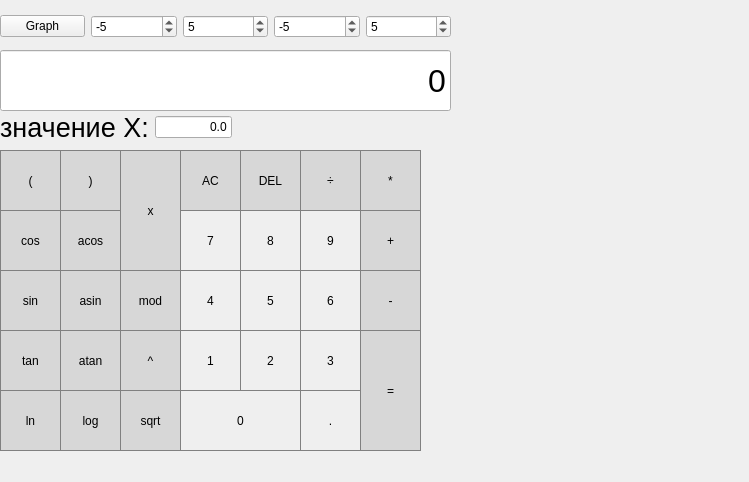
Before: the Qt Designer form src/SmartCalc/mainwindow.ui in artur8833/Smart_Calc, drawn with Qt 5.
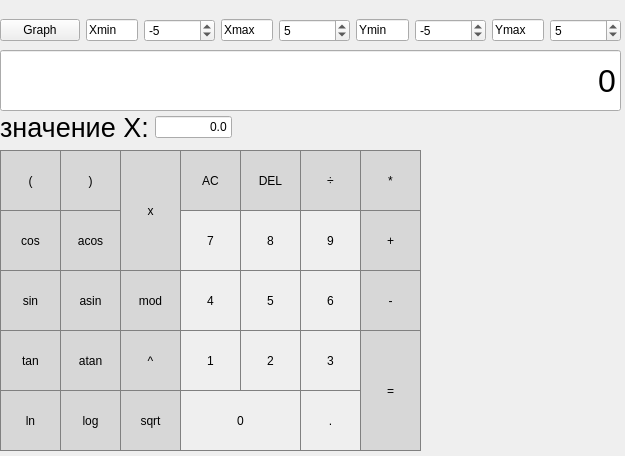
After: the same form once the commit is applied.

Diff of the .ui file:
```diff
--- a/src/SmartCalc/mainwindow.ui
+++ b/src/SmartCalc/mainwindow.ui
@@ -6,8 +6,8 @@
    <rect>
     <x>0</x>
     <y>0</y>
-    <width>749</width>
-    <height>482</height>
+    <width>625</width>
+    <height>456</height>
    </rect>
   </property>
   <property name="windowTitle">
@@ -793,7 +793,7 @@
      <rect>
       <x>0</x>
       <y>50</y>
-      <width>451</width>
+      <width>621</width>
       <height>61</height>
      </rect>
     </property>
@@ -824,8 +824,8 @@
      <rect>
       <x>0</x>
       <y>10</y>
-      <width>451</width>
-      <height>33</height>
+      <width>621</width>
+      <height>41</height>
      </rect>
     </property>
     <layout class="QHBoxLayout" name="horizontalLayout_2">
@@ -836,40 +836,80 @@
        </property>
       </widget>
      </item>
+     <item>
+      <widget class="QLineEdit" name="lineEdit">
+       <property name="text">
+        <string>Xmin</string>
+       </property>
+      </widget>
+     </item>
      <item>
       <widget class="QSpinBox" name="spinBox_x_min">
        <property name="minimum">
-        <number>-99</number>
+        <number>-1000000</number>
+       </property>
+       <property name="maximum">
+        <number>1000000</number>
        </property>
        <property name="value">
         <number>-5</number>
        </property>
       </widget>
      </item>
+     <item>
+      <widget class="QLineEdit" name="lineEdit_2">
+       <property name="text">
+        <string>Xmax</string>
+       </property>
+      </widget>
+     </item>
      <item>
       <widget class="QSpinBox" name="spinBox_x_max">
        <property name="minimum">
-        <number>-99</number>
+        <number>-1000000</number>
+       </property>
+       <property name="maximum">
+        <number>1000000</number>
        </property>
        <property name="value">
         <number>5</number>
        </property>
       </widget>
      </item>
+     <item>
+      <widget class="QLineEdit" name="lineEdit_3">
+       <property name="text">
+        <string>Ymin</string>
+       </property>
+      </widget>
+     </item>
      <item>
       <widget class="QSpinBox" name="spinBox_y_min">
        <property name="minimum">
-        <number>-99</number>
+        <number>-1000000</number>
+       </property>
+       <property name="maximum">
+        <number>1000000</number>
        </property>
        <property name="value">
         <number>-5</number>
        </property>
       </widget>
      </item>
+     <item>
+      <widget class="QLineEdit" name="lineEdit_4">
+       <property name="text">
+        <string>Ymax</string>
+       </property>
+      </widget>
+     </item>
      <item>
       <widget class="QSpinBox" name="spinBox_y_max">
        <property name="minimum">
-        <number>-99</number>
+        <number>-1000000</number>
+       </property>
+       <property name="maximum">
+        <number>1000000</number>
        </property>
        <property name="value">
         <number>5</number>
```
